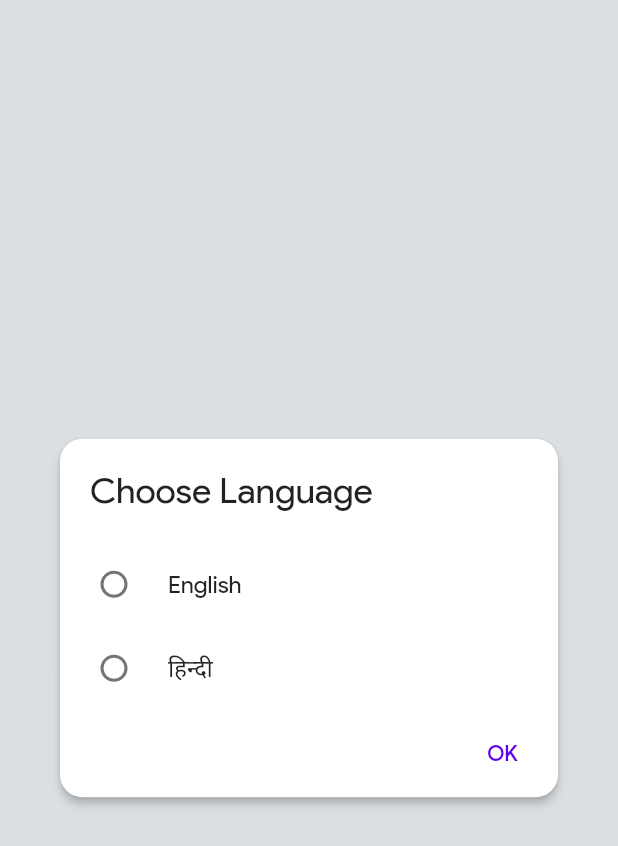
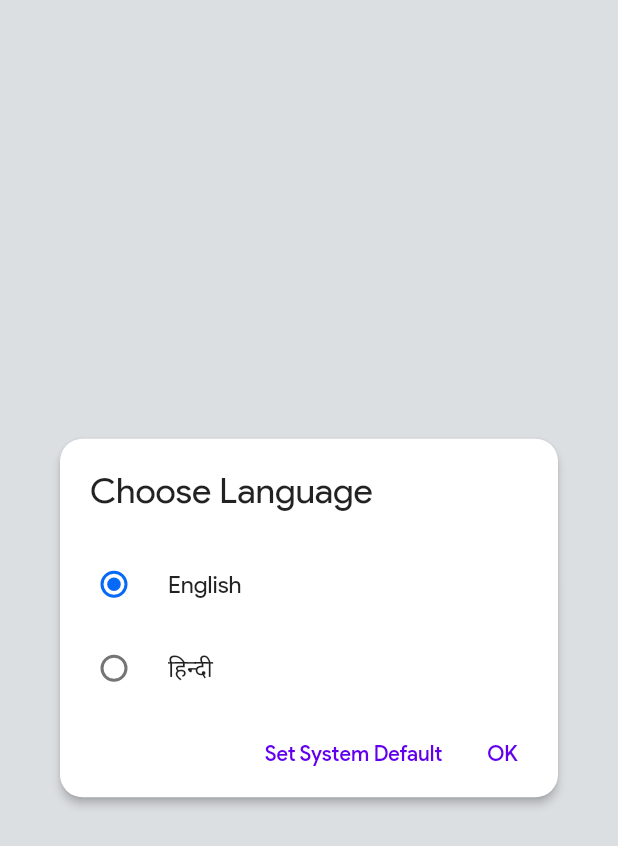
Before and after one commit to rithik-dev/Flutter-Project-Template, a Flutter app: the _ChooseLanguageDialog widget shown alone on an empty page, opened directly, on a phone screen of 412 x 824 dp. Shown: the top 846 px of the screen. Run offline on Flutter 3.47's test engine with Material 2 defaults, Android fonts, the phone set to English and light mode, and no system bars; our stand-ins replace double_back_to_close_app, flutter_native_splash, shared_preferences; accounts and stored records are empty; generated files the repository leaves out were written again.

Commit message:
fix: fixed language_list_tile dialog

```diff
--- a/lib/l10n/app_en.arb
+++ b/lib/l10n/app_en.arb
@@ -9,6 +9,7 @@
     }
   },
   "language": "Language",
+  "setSystemDefault": "Set System Default",
   "tapBackButtonAgainToExit": "Tap the back button again to exit the app!",
   "ok": "OK",
   "theme": "Theme",
--- a/lib/l10n/untranslated-messages.txt
+++ b/lib/l10n/untranslated-messages.txt
@@ -1,6 +1,7 @@
 {
   "hi": [
     "language",
+    "setSystemDefault",
     "tapBackButtonAgainToExit",
     "ok",
     "theme",
--- a/lib/services/local_storage.dart
+++ b/lib/services/local_storage.dart
@@ -1,6 +1,5 @@
 import 'dart:async';
 
-import 'package:project_template/utils/helpers.dart';
 import 'package:shared_preferences/shared_preferences.dart';
 
 class LocalStorage {
@@ -27,7 +26,6 @@ class LocalStorage {
         );
       }
     }
-    log('LocalStorage', msg: readAll().toString());
   }
 
   static Map<String, dynamic> readAll() {
--- a/lib/widgets/language_list_tile.dart
+++ b/lib/widgets/language_list_tile.dart
@@ -55,18 +55,33 @@ class _ChooseLanguageDialog extends StatelessWidget {
               (locale) => RadioListTile<Locale>(
                 title: Text(L10n.getLanguageName(locale)!),
                 value: locale,
-                groupValue: localeCon.locale,
+                groupValue: localeCon.locale == locale
+                    ? localeCon.locale
+                    : Locale(localeCon.locale!.languageCode),
                 onChanged: (_) => localeCon.setLocale(locale),
               ),
             ),
             Padding(
               padding: const EdgeInsets.all(5),
-              child: Align(
-                alignment: Alignment.centerRight,
-                child: TextButton(
-                  onPressed: () => Navigator.pop(context),
-                  child: Text(L10n.dictionary.ok),
-                ),
+              child: Row(
+                mainAxisAlignment: MainAxisAlignment.end,
+                children: [
+                  TextButton(
+                    onPressed: () {
+                      localeCon.clear();
+                      localeCon.setLocale(
+                        L10n.getAppLocale(context),
+                        updateLocalStorage: false,
+                      );
+                      Navigator.pop(context);
+                    },
+                    child: Text(L10n.dictionary.setSystemDefault),
+                  ),
+                  TextButton(
+                    onPressed: () => Navigator.pop(context),
+                    child: Text(L10n.dictionary.ok),
+                  ),
+                ],
               ),
             ),
           ],
```
Also changed, not shown: lib/controllers/locale_controller.dart (+4 -5 lines).
